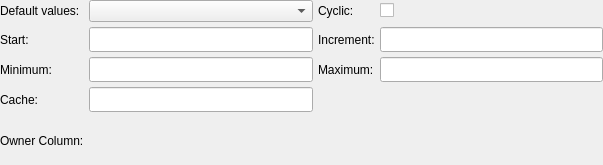
This is libs/libgui/ui/dbobjects/sequencewidget.ui in maniac787/pgmodeler as Qt 5 draws it before an edit. The edited form follows.
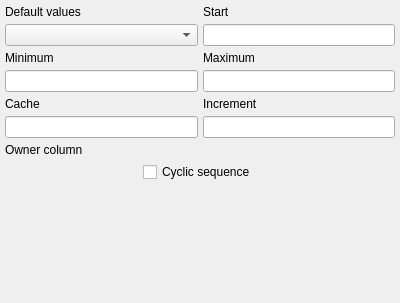
This is the edited form.

Commit message:
Refactor SequenceWidget to use tabbed layout
- Converted grid layout to vertical layout with 2x3 grid for input fields
- Removed colons from field labels
- Moved cyclic_chk to column_lt alongside ObjectSelectorWidget
- Replaced configureFormLayout() with configureTabbedLayout(true)
- Updated minimum size to 550x350

```diff
--- a/libs/libgui/ui/dbobjects/sequencewidget.ui
+++ b/libs/libgui/ui/dbobjects/sequencewidget.ui
@@ -6,8 +6,8 @@
    <rect>
     <x>0</x>
     <y>0</y>
-    <width>603</width>
-    <height>165</height>
+    <width>400</width>
+    <height>303</height>
    </rect>
   </property>
   <property name="sizePolicy">
@@ -16,37 +16,56 @@
     <verstretch>0</verstretch>
    </sizepolicy>
   </property>
-  <property name="minimumSize">
-   <size>
-    <width>400</width>
-    <height>102</height>
-   </size>
-  </property>
-  <layout class="QGridLayout" name="sequence_grid">
+  <layout class="QVBoxLayout" name="verticalLayout_2">
+   <property name="spacing">
+    <number>5</number>
+   </property>
    <property name="leftMargin">
-    <number>0</number>
+    <number>5</number>
    </property>
    <property name="topMargin">
-    <number>0</number>
+    <number>5</number>
    </property>
    <property name="rightMargin">
-    <number>0</number>
+    <number>5</number>
    </property>
    <property name="bottomMargin">
-    <number>0</number>
+    <number>5</number>
+   </property>
+   <item>
+    <layout class="QGridLayout" name="gridLayout">
+     <property name="sizeConstraint">
+      <enum>QLayout::SizeConstraint::SetDefaultConstraint</enum>
    </property>
    <property name="spacing">
     <number>5</number>
    </property>
    <item row="0" column="0">
+      <layout class="QVBoxLayout" name="verticalLayout">
+       <property name="spacing">
+        <number>5</number>
+       </property>
+       <item>
     <widget class="QLabel" name="label">
+         <property name="sizePolicy">
+          <sizepolicy hsizetype="Preferred" vsizetype="Fixed">
+           <horstretch>0</horstretch>
+           <verstretch>0</verstretch>
+          </sizepolicy>
+         </property>
      <property name="text">
-      <string>Default values:</string>
+          <string>Default values</string>
      </property>
     </widget>
    </item>
-   <item row="0" column="1">
+       <item>
     <widget class="QComboBox" name="def_values_cmb">
+         <property name="sizePolicy">
+          <sizepolicy hsizetype="Preferred" vsizetype="Fixed">
+           <horstretch>0</horstretch>
+           <verstretch>0</verstretch>
+          </sizepolicy>
+         </property>
      <property name="iconSize">
       <size>
        <width>28</width>
@@ -55,34 +74,33 @@
      </property>
     </widget>
    </item>
-   <item row="0" column="2">
-    <widget class="QLabel" name="cyclic_lbl">
-     <property name="text">
-      <string>Cyclic:</string>
-     </property>
-    </widget>
-   </item>
-   <item row="0" column="3">
-    <widget class="QCheckBox" name="cyclic_chk">
-     <property name="text">
-      <string/>
-     </property>
-    </widget>
-   </item>
-   <item row="1" column="0">
+      </layout>
+     </item>
+     <item row="0" column="1">
+      <layout class="QVBoxLayout" name="start_lt">
+       <property name="spacing">
+        <number>5</number>
+       </property>
+       <item>
     <widget class="QLabel" name="start_lbl">
+         <property name="sizePolicy">
+          <sizepolicy hsizetype="Preferred" vsizetype="Fixed">
+           <horstretch>0</horstretch>
+           <verstretch>0</verstretch>
+          </sizepolicy>
+         </property>
      <property name="text">
-      <string>Start:</string>
+          <string>Start</string>
      </property>
     </widget>
    </item>
-   <item row="1" column="1">
+       <item>
     <widget class="QLineEdit" name="start_edt">
-     <property name="minimumSize">
-      <size>
-       <width>0</width>
-       <height>25</height>
-      </size>
+         <property name="sizePolicy">
+          <sizepolicy hsizetype="Expanding" vsizetype="Fixed">
+           <horstretch>0</horstretch>
+           <verstretch>0</verstretch>
+          </sizepolicy>
      </property>
      <property name="font">
       <font>
@@ -100,51 +118,33 @@
      </property>
     </widget>
    </item>
-   <item row="1" column="2">
-    <widget class="QLabel" name="increment_lbl">
-     <property name="text">
-      <string>Increment:</string>
-     </property>
-    </widget>
-   </item>
-   <item row="1" column="3">
-    <widget class="QLineEdit" name="increment_edt">
-     <property name="minimumSize">
-      <size>
-       <width>0</width>
-       <height>25</height>
-      </size>
-     </property>
-     <property name="font">
-      <font>
-       <italic>false</italic>
-      </font>
-     </property>
-     <property name="inputMethodHints">
-      <set>Qt::ImhFormattedNumbersOnly</set>
-     </property>
-     <property name="readOnly">
-      <bool>false</bool>
-     </property>
-     <property name="clearButtonEnabled">
-      <bool>true</bool>
-     </property>
-    </widget>
-   </item>
-   <item row="2" column="0">
+      </layout>
+     </item>
+     <item row="1" column="0">
+      <layout class="QVBoxLayout" name="minimum_lt">
+       <property name="spacing">
+        <number>5</number>
+       </property>
+       <item>
     <widget class="QLabel" name="minimum_lbl">
+         <property name="sizePolicy">
+          <sizepolicy hsizetype="Preferred" vsizetype="Fixed">
+           <horstretch>0</horstretch>
+           <verstretch>0</verstretch>
+          </sizepolicy>
+         </property>
      <property name="text">
-      <string>Minimum:</string>
+          <string>Minimum</string>
      </property>
     </widget>
    </item>
-   <item row="2" column="1">
+       <item>
     <widget class="QLineEdit" name="minimum_edt">
-     <property name="minimumSize">
-      <size>
-       <width>0</width>
-       <height>25</height>
-      </size>
+         <property name="sizePolicy">
+          <sizepolicy hsizetype="Expanding" vsizetype="Fixed">
+           <horstretch>0</horstretch>
+           <verstretch>0</verstretch>
+          </sizepolicy>
      </property>
      <property name="font">
       <font>
@@ -162,20 +162,33 @@
      </property>
     </widget>
    </item>
-   <item row="2" column="2">
+      </layout>
+     </item>
+     <item row="1" column="1">
+      <layout class="QVBoxLayout" name="maximum_lt">
+       <property name="spacing">
+        <number>5</number>
+       </property>
+       <item>
     <widget class="QLabel" name="maximum_lbl">
+         <property name="sizePolicy">
+          <sizepolicy hsizetype="Preferred" vsizetype="Fixed">
+           <horstretch>0</horstretch>
+           <verstretch>0</verstretch>
+          </sizepolicy>
+         </property>
      <property name="text">
-      <string>Maximum:</string>
+          <string>Maximum</string>
      </property>
     </widget>
    </item>
-   <item row="2" column="3">
+       <item>
     <widget class="QLineEdit" name="maximum_edt">
-     <property name="minimumSize">
-      <size>
-       <width>0</width>
-       <height>25</height>
-      </size>
+         <property name="sizePolicy">
+          <sizepolicy hsizetype="Expanding" vsizetype="Fixed">
+           <horstretch>0</horstretch>
+           <verstretch>0</verstretch>
+          </sizepolicy>
      </property>
      <property name="font">
       <font>
@@ -193,20 +206,33 @@
      </property>
     </widget>
    </item>
-   <item row="3" column="0">
+      </layout>
+     </item>
+     <item row="2" column="0">
+      <layout class="QVBoxLayout" name="cache_lt">
+       <property name="spacing">
+        <number>5</number>
+       </property>
+       <item>
     <widget class="QLabel" name="cache_lbl">
+         <property name="sizePolicy">
+          <sizepolicy hsizetype="Preferred" vsizetype="Fixed">
+           <horstretch>0</horstretch>
+           <verstretch>0</verstretch>
+          </sizepolicy>
+         </property>
      <property name="text">
-      <string>Cache:</string>
+          <string>Cache</string>
      </property>
     </widget>
    </item>
-   <item row="3" column="1">
+       <item>
     <widget class="QLineEdit" name="cache_edt">
-     <property name="minimumSize">
-      <size>
-       <width>0</width>
-       <height>25</height>
-      </size>
+         <property name="sizePolicy">
+          <sizepolicy hsizetype="Expanding" vsizetype="Fixed">
+           <horstretch>0</horstretch>
+           <verstretch>0</verstretch>
+          </sizepolicy>
      </property>
      <property name="font">
       <font>
@@ -224,12 +250,109 @@
      </property>
     </widget>
    </item>
-   <item row="4" column="0">
+      </layout>
+     </item>
+     <item row="2" column="1">
+      <layout class="QVBoxLayout" name="increment_lt">
+       <property name="spacing">
+        <number>5</number>
+       </property>
+       <item>
+        <widget class="QLabel" name="increment_lbl">
+         <property name="sizePolicy">
+          <sizepolicy hsizetype="Preferred" vsizetype="Fixed">
+           <horstretch>0</horstretch>
+           <verstretch>0</verstretch>
+          </sizepolicy>
+         </property>
+         <property name="text">
+          <string>Increment</string>
+         </property>
+        </widget>
+       </item>
+       <item>
+        <widget class="QLineEdit" name="increment_edt">
+         <property name="sizePolicy">
+          <sizepolicy hsizetype="Expanding" vsizetype="Fixed">
+           <horstretch>0</horstretch>
+           <verstretch>0</verstretch>
+          </sizepolicy>
+         </property>
+         <property name="font">
+          <font>
+           <italic>false</italic>
+          </font>
+         </property>
+         <property name="inputMethodHints">
+          <set>Qt::InputMethodHint::ImhFormattedNumbersOnly</set>
+         </property>
+         <property name="readOnly">
+          <bool>false</bool>
+         </property>
+         <property name="clearButtonEnabled">
+          <bool>true</bool>
+         </property>
+        </widget>
+       </item>
+      </layout>
+     </item>
+    </layout>
+   </item>
+   <item>
+    <layout class="QVBoxLayout" name="owner_col_lt">
+     <property name="spacing">
+      <number>5</number>
+     </property>
+     <property name="bottomMargin">
+      <number>0</number>
+     </property>
+     <item>
     <widget class="QLabel" name="owner_col_lbl">
+       <property name="sizePolicy">
+        <sizepolicy hsizetype="Preferred" vsizetype="Fixed">
+         <horstretch>0</horstretch>
+         <verstretch>0</verstretch>
+        </sizepolicy>
+       </property>
      <property name="text">
-      <string>Owner Column:</string>
-     </property>
-    </widget>
+        <string>Owner column</string>
+       </property>
+      </widget>
+     </item>
+     <item>
+      <layout class="QHBoxLayout" name="column_lt">
+       <property name="spacing">
+        <number>10</number>
+       </property>
+       <item>
+        <widget class="QCheckBox" name="cyclic_chk">
+         <property name="sizePolicy">
+          <sizepolicy hsizetype="Fixed" vsizetype="Fixed">
+           <horstretch>0</horstretch>
+           <verstretch>0</verstretch>
+          </sizepolicy>
+         </property>
+         <property name="text">
+          <string>Cyclic sequence</string>
+         </property>
+        </widget>
+       </item>
+      </layout>
+     </item>
+     <item>
+      <spacer name="verticalSpacer">
+       <property name="orientation">
+        <enum>Qt::Orientation::Vertical</enum>
+       </property>
+       <property name="sizeHint" stdset="0">
+        <size>
+         <width>20</width>
+         <height>40</height>
+        </size>
+       </property>
+      </spacer>
+     </item>
+    </layout>
    </item>
   </layout>
  </widget>
```
Left out of the diff: 8 changed lines with no effect on the pictures. Lines whose indentation alone changed are shown as unchanged. The commit also changes 1 other file.
